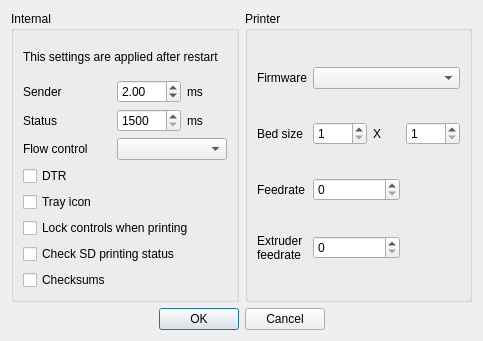
The window that settingswindow.ui (NeoTheFox/RepRaptor) describes before a commit, drawn with Qt 5.
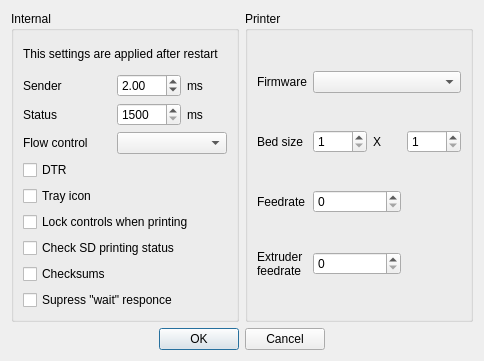
The same window after the commit. Icons and pictures are not drawn.

Commit message: Added "wait" supression

What changed in the file:
```diff
--- a/settingswindow.ui
+++ b/settingswindow.ui
@@ -6,8 +6,8 @@
    <rect>
     <x>0</x>
     <y>0</y>
-    <width>483</width>
-    <height>341</height>
+    <width>484</width>
+    <height>357</height>
    </rect>
   </property>
   <property name="windowTitle">
@@ -173,6 +173,13 @@
         </property>
        </widget>
       </item>
+      <item row="10" column="0" colspan="2">
+       <widget class="QCheckBox" name="supresswaitbox">
+        <property name="text">
+         <string>Supress &quot;wait&quot; responce</string>
+        </property>
+       </widget>
+      </item>
      </layout>
     </widget>
    </item>
```
Left out of the diff: 34 changed lines with no effect on the pictures. The commit also changes 3 other files.
